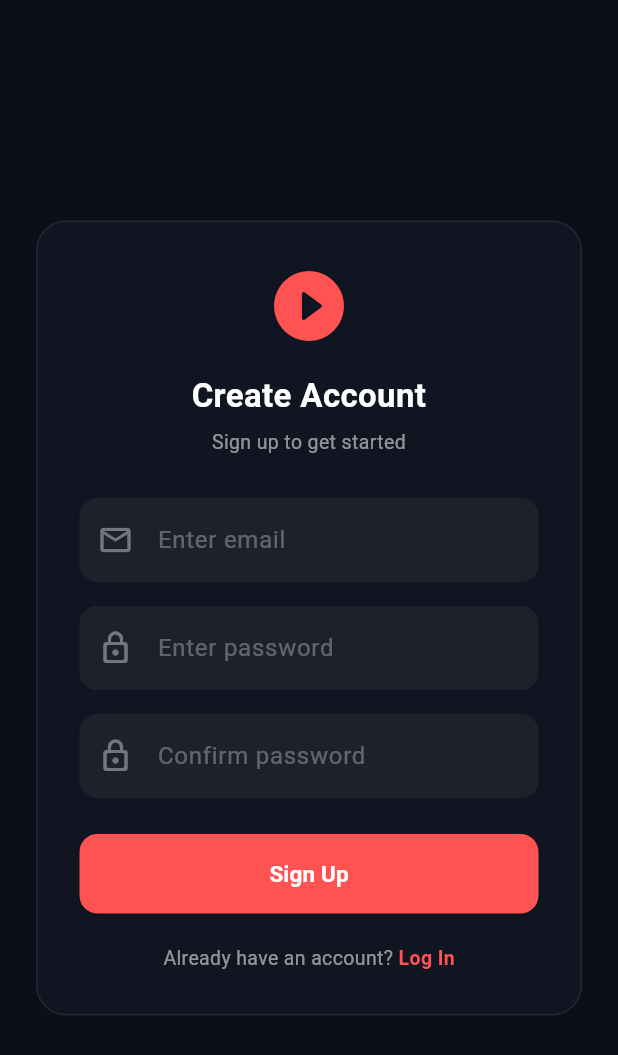
After one commit to BilalKhalifa/tube_lens_frontend, a Flutter app: the screen it shows after launch, after a tap on "Log In", after a tap on "Register", on a phone screen of 412 x 824 dp. The commit adds this screen. Shown: the top 1055 px of the screen. Run offline on Flutter 3.47's test engine with Material 3 defaults, Android fonts, the phone set to English and light mode, and no system bars; our stand-ins replace fl_chart, hugeicons, material_symbols_icons, supabase_flutter; accounts and stored records are empty.

Commit message:
feat(auth): integrate Supabase Authentication system
- Initialize Supabase client in main.dart using publishableKey
- Implement AuthService wrapper for signUp, signIn, and signOut actions
- Build dark-themed Login and Register screens with form validations
- Route protect app navigation in app.dart based on active session state
- Add Sign Out button in profile_page.dart that wipes session history

```diff
--- a/lib/app/app.dart
+++ b/lib/app/app.dart
@@ -1,13 +1,17 @@
 import 'package:flutter/material.dart';
+import 'package:supabase_flutter/supabase_flutter.dart'; // 1. Import Supabase
+import '../features/auth/pages/login_page.dart'; // 2. Import your Login Page
 import '../features/navigation/main_navigation.dart';
 import 'routes.dart';
-// import 'theme.dart';
 
 class YTAnalyzerApp extends StatelessWidget {
   const YTAnalyzerApp({super.key});
 
   @override
   Widget build(BuildContext context) {
+    // 3. Get the current session from Supabase
+    final session = Supabase.instance.client.auth.currentSession;
+
     return MaterialApp(
       debugShowCheckedModeBanner: false,
       darkTheme: ThemeData(
@@ -15,7 +19,8 @@ class YTAnalyzerApp extends StatelessWidget {
         fontFamily: 'Noto-font',
       ),
       routes: Routes.map,
-      home: const MainNavigation(),
+      // 4. If session is not null, load MainNavigation. Otherwise, load LoginPage!
+      home: session != null ? const MainNavigation() : const LoginPage(),
     );
   }
 }
--- /dev/null
+++ b/lib/features/auth/pages/login_page.dart
@@ -0,0 +1,252 @@
+import 'package:flutter/material.dart';
+import 'package:tube_lens/features/auth/services/auth_service.dart';
+import 'package:tube_lens/features/auth/pages/register_page.dart';
+import 'package:tube_lens/features/navigation/main_navigation.dart';
+
+class LoginPage extends StatefulWidget {
+  const LoginPage({super.key});
+
+  @override
+  State<LoginPage> createState() => _LoginPageState();
+}
+
+class _LoginPageState extends State<LoginPage> {
+  final _formKey = GlobalKey<FormState>();
+  final _emailController = TextEditingController();
+  final _passwordController = TextEditingController();
+  final _authService = AuthService();
+  bool _isLoading = false;
+
+  @override
+  void dispose() {
+    // Clean up the controllers when the widget is closed
+    _emailController.dispose();
+    _passwordController.dispose();
+    super.dispose();
+  }
+
+  Future<void> _login() async {
+    // 1. Run the validator checks
+    if (!_formKey.currentState!.validate()) return;
+
+    // 2. Set loading state
+    setState(() {
+      _isLoading = true;
+    });
+
+    try {
+      // 3. Call our AuthService
+      await _authService.signIn(
+        email: _emailController.text.trim(),
+        password: _passwordController.text.trim(),
+      );
+
+      // 4. If successful, redirect to main navigation dashboard
+      if (mounted) {
+        Navigator.pushReplacement(
+          context,
+          MaterialPageRoute(builder: (_) => const MainNavigation()),
+        );
+      }
+    } catch (e) {
+      // 5. Show error SnackBar if login fails
+      if (mounted) {
+        ScaffoldMessenger.of(context).showSnackBar(
+          SnackBar(
+            backgroundColor: const Color(0xFF131926),
+            content: Text(
+              "Login Failed: ${e.toString().replaceAll("AuthException: ", "")}",
+              style: const TextStyle(color: Colors.redAccent),
+            ),
+          ),
+        );
+      }
+    } finally {
+      if (mounted) {
+        setState(() {
+          _isLoading = false;
+        });
+      }
+    }
+  }
+
+  @override
+  Widget build(BuildContext context) {
+    return Scaffold(
+      backgroundColor: const Color(0xFF0B0F1A), // TubeLens dark background
+      body: Center(
+        child: SingleChildScrollView(
+          padding: const EdgeInsets.symmetric(horizontal: 24),
+          child: Container(
+            constraints: const BoxConstraints(maxWidth: 400),
+            padding: const EdgeInsets.all(28),
+            decoration: BoxDecoration(
+              color: const Color(0xFF131926).withValues(alpha: 0.6),
+              borderRadius: BorderRadius.circular(20),
+              border: Border.all(color: Colors.white.withValues(alpha: 0.08)),
+            ),
+            child: Form(
+              key: _formKey,
+              child: Column(
+                mainAxisSize: MainAxisSize.min,
+                crossAxisAlignment: CrossAxisAlignment.stretch,
+                children: [
+                  // Icon Logo
+                  const Center(
+                    child: Icon(
+                      Icons.play_circle_fill_rounded,
+                      color: Colors.redAccent,
+                      size: 56,
+                    ),
+                  ),
+                  const SizedBox(height: 16),
+                  const Text(
+                    "Welcome back",
+                    textAlign: TextAlign.center,
+                    style: TextStyle(
+                      color: Colors.white,
+                      fontSize: 22,
+                      fontWeight: FontWeight.bold,
+                    ),
+                  ),
+                  const SizedBox(height: 6),
+                  const Text(
+                    "Log in to analyze YouTube channels",
+                    textAlign: TextAlign.center,
+                    style: TextStyle(
+                      color: Colors.white54,
+                      fontSize: 13,
+                    ),
+                  ),
+                  const SizedBox(height: 28),
+
+                  // Email Input Field
+                  TextFormField(
+                    controller: _emailController,
+                    keyboardType: TextInputType.emailAddress,
+                    style: const TextStyle(color: Colors.white),
+                    decoration: InputDecoration(
+                      hintText: "Enter email",
+                      hintStyle: const TextStyle(color: Colors.white30),
+                      prefixIcon: const Icon(Icons.email_outlined, color: Colors.white38),
+                      filled: true,
+                      fillColor: Colors.white.withValues(alpha: 0.05),
+                      border: OutlineInputBorder(
+                        borderRadius: BorderRadius.circular(12),
+                        borderSide: BorderSide.none,
+                      ),
+                      focusedBorder: OutlineInputBorder(
+                        borderRadius: BorderRadius.circular(12),
+                        borderSide: const BorderSide(color: Colors.redAccent, width: 1),
+                      ),
+                    ),
+                    validator: (value) {
+                      if (value == null || value.trim().isEmpty) {
+                        return "Please enter your email";
+                      }
+                      if (!RegExp(r'^[\w-\.]+@([\w-]+\.)+[\w-]{2,4}$').hasMatch(value)) {
+                        return "Please enter a valid email address";
+                      }
+                      return null;
+                    },
+                  ),
+                  const SizedBox(height: 16),
+
+                  // Password Input Field
+                  TextFormField(
+                    controller: _passwordController,
+                    obscureText: true,
+                    style: const TextStyle(color: Colors.white),
+                    decoration: InputDecoration(
+                      hintText: "Enter password",
+                      hintStyle: const TextStyle(color: Colors.white30),
+                      prefixIcon: const Icon(Icons.lock_outline_rounded, color: Colors.white38),
+                      filled: true,
+                      fillColor: Colors.white.withValues(alpha: 0.05),
+                      border: OutlineInputBorder(
+                        borderRadius: BorderRadius.circular(12),
+                        borderSide: BorderSide.none,
+                      ),
+                      focusedBorder: OutlineInputBorder(
+                        borderRadius: BorderRadius.circular(12),
+                        borderSide: const BorderSide(color: Colors.redAccent, width: 1),
+                      ),
+                    ),
+                    validator: (value) {
+                      if (value == null || value.isEmpty) {
+                        return "Please enter your password";
+                      }
+                      if (value.length < 6) {
+                        return "Password must be at least 6 characters";
+                      }
+                      return null;
+                    },
+                  ),
+                  const SizedBox(height: 24),
+
+                  // Login Action Button
+                  ElevatedButton(
+                    onPressed: _isLoading ? null : _login,
+                    style: ElevatedButton.styleFrom(
+                      backgroundColor: Colors.redAccent,
+                      padding: const EdgeInsets.symmetric(vertical: 16),
+                      shape: RoundedRectangleBorder(
+                        borderRadius: BorderRadius.circular(12),
+                      ),
+                    ),
+                    child: _isLoading
+                        ? const SizedBox(
+                      height: 20,
+                      width: 20,
+                      child: CircularProgressIndicator(
+                        color: Colors.white,
+                        strokeWidth: 2,
+                      ),
+                    )
+                        : const Text(
+                      "Log In",
+                      style: TextStyle(
+                        color: Colors.white,
+                        fontWeight: FontWeight.bold,
+                        fontSize: 15,
+                      ),
+                    ),
+                  ),
+                  const SizedBox(height: 20),
+
+                  // Toggle link to register
+                  Row(
+                    mainAxisAlignment: MainAxisAlignment.center,
+                    children: [
+                      const Text(
+                        "Don't have an account? ",
+                        style: TextStyle(color: Colors.white54, fontSize: 13),
+                      ),
+                      GestureDetector(
+                        onTap: () {
+                          // Slide/Push to register screen
+                          Navigator.push(
+                            context,
+                            MaterialPageRoute(builder: (_) => const RegisterPage()),
+                          );
+                        },
+                        child: const Text(
+                          "Register",
+                          style: TextStyle(
+                            color: Colors.redAccent,
+                            fontWeight: FontWeight.bold,
+                            fontSize: 13,
+                          ),
+                        ),
+                      ),
+                    ],
+                  ),
+                ],
+              ),
+            ),
+          ),
+        ),
+      ),
+    );
+  }
+}
--- /dev/null
+++ b/lib/features/auth/pages/register_page.dart
@@ -0,0 +1,277 @@
+import 'package:flutter/material.dart';
+import 'package:tube_lens/features/auth/services/auth_service.dart';
+
+class RegisterPage extends StatefulWidget {
+  const RegisterPage({super.key});
+
+  @override
+  State<RegisterPage> createState() => _RegisterPageState();
+}
+
+class _RegisterPageState extends State<RegisterPage> {
+  final _formKey = GlobalKey<FormState>();
+  final _emailController = TextEditingController();
+  final _passwordController = TextEditingController();
+  final _confirmPasswordController = TextEditingController();
+  final _authService = AuthService();
+  bool _isLoading = false;
+
+  @override
+  void dispose() {
+    _emailController.dispose();
+    _passwordController.dispose();
+    _confirmPasswordController.dispose();
+    super.dispose();
+  }
+
+  Future<void> _register() async {
+    if (!_formKey.currentState!.validate()) return;
+
+    setState(() {
+      _isLoading = true;
+    });
+
+    try {
+      await _authService.signUp(
+        email: _emailController.text.trim(),
+        password: _passwordController.text.trim(),
+      );
+
+      if (mounted) {
+        // Show success and send back to login (or directly to app)
+        ScaffoldMessenger.of(context).showSnackBar(
+          const SnackBar(
+            backgroundColor: Color(0xFF131926),
+            content: Text(
+              "Registration successful! Please check your email for confirmation.",
+              style: TextStyle(color: Colors.greenAccent),
+            ),
+          ),
+        );
+        Navigator.pop(context); // Go back to login screen
+      }
+    } catch (e) {
+      if (mounted) {
+        ScaffoldMessenger.of(context).showSnackBar(
+          SnackBar(
+            backgroundColor: const Color(0xFF131926),
+            content: Text(
+              "Registration Failed: ${e.toString().replaceAll("AuthException: ", "")}",
+              style: const TextStyle(color: Colors.redAccent),
+            ),
+          ),
+        );
+      }
+    } finally {
+      if (mounted) {
+        setState(() {
+          _isLoading = false;
+        });
+      }
+    }
+  }
+
+  @override
+  Widget build(BuildContext context) {
+    return Scaffold(
+      backgroundColor: const Color(0xFF0B0F1A),
+      body: Center(
+        child: SingleChildScrollView(
+          padding: const EdgeInsets.symmetric(horizontal: 24),
+          child: Container(
+            constraints: const BoxConstraints(maxWidth: 400),
+            padding: const EdgeInsets.all(28),
+            decoration: BoxDecoration(
+              color: const Color(0xFF131926).withValues(alpha: 0.6),
+              borderRadius: BorderRadius.circular(20),
+              border: Border.all(color: Colors.white.withValues(alpha: 0.08)),
+            ),
+            child: Form(
+              key: _formKey,
+              child: Column(
+                mainAxisSize: MainAxisSize.min,
+                crossAxisAlignment: CrossAxisAlignment.stretch,
+                children: [
+                  const Center(
+                    child: Icon(
+                      Icons.play_circle_fill_rounded,
+                      color: Colors.redAccent,
+                      size: 56,
+                    ),
+                  ),
+                  const SizedBox(height: 16),
+                  const Text(
+                    "Create Account",
+                    textAlign: TextAlign.center,
+                    style: TextStyle(
+                      color: Colors.white,
+                      fontSize: 22,
+                      fontWeight: FontWeight.bold,
+                    ),
+                  ),
+                  const SizedBox(height: 6),
+                  const Text(
+                    "Sign up to get started",
+                    textAlign: TextAlign.center,
+                    style: TextStyle(
+                      color: Colors.white54,
+                      fontSize: 13,
+                    ),
+                  ),
+                  const SizedBox(height: 28),
+
+                  // Email Field
+                  TextFormField(
+                    controller: _emailController,
+                    keyboardType: TextInputType.emailAddress,
+                    style: const TextStyle(color: Colors.white),
+                    decoration: InputDecoration(
+                      hintText: "Enter email",
+                      hintStyle: const TextStyle(color: Colors.white30),
+                      prefixIcon: const Icon(Icons.email_outlined, color: Colors.white38),
+                      filled: true,
+                      fillColor: Colors.white.withValues(alpha: 0.05),
+                      border: OutlineInputBorder(
+                        borderRadius: BorderRadius.circular(12),
+                        borderSide: BorderSide.none,
+                      ),
+                      focusedBorder: OutlineInputBorder(
+                        borderRadius: BorderRadius.circular(12),
+                        borderSide: const BorderSide(color: Colors.redAccent, width: 1),
+                      ),
+                    ),
+                    validator: (value) {
+                      if (value == null || value.trim().isEmpty) {
+                        return "Please enter your email";
+                      }
+                      if (!RegExp(r'^[\w-\.]+@([\w-]+\.)+[\w-]{2,4}$').hasMatch(value)) {
+                        return "Please enter a valid email address";
+                      }
+                      return null;
+                    },
+                  ),
+                  const SizedBox(height: 16),
+
+                  // Password Field
+                  TextFormField(
+                    controller: _passwordController,
+                    obscureText: true,
+                    style: const TextStyle(color: Colors.white),
+                    decoration: InputDecoration(
+                      hintText: "Enter password",
+                      hintStyle: const TextStyle(color: Colors.white30),
+                      prefixIcon: const Icon(Icons.lock_outline_rounded, color: Colors.white38),
+                      filled: true,
+                      fillColor: Colors.white.withValues(alpha: 0.05),
+                      border: OutlineInputBorder(
+                        borderRadius: BorderRadius.circular(12),
+                        borderSide: BorderSide.none,
+                      ),
+                      focusedBorder: OutlineInputBorder(
+                        borderRadius: BorderRadius.circular(12),
+                        borderSide: const BorderSide(color: Colors.redAccent, width: 1),
+                      ),
+                    ),
+                    validator: (value) {
+                      if (value == null || value.isEmpty) {
+                        return "Please enter a password";
+                      }
+                      if (value.length < 6) {
+                        return "Password must be at least 6 characters";
+                      }
+                      return null;
+                    },
+                  ),
+                  const SizedBox(height: 16),
+
+                  // Confirm Password Field
+                  TextFormField(
+                    controller: _confirmPasswordController,
+                    obscureText: true,
+                    style: const TextStyle(color: Colors.white),
+                    decoration: InputDecoration(
+                      hintText: "Confirm password",
+                      hintStyle: const TextStyle(color: Colors.white30),
+                      prefixIcon: const Icon(Icons.lock_outline_rounded, color: Colors.white38),
+                      filled: true,
+                      fillColor: Colors.white.withValues(alpha: 0.05),
+                      border: OutlineInputBorder(
+                        borderRadius: BorderRadius.circular(12),
+                        borderSide: BorderSide.none,
+                      ),
+                      focusedBorder: OutlineInputBorder(
+                        borderRadius: BorderRadius.circular(12),
+                        borderSide: const BorderSide(color: Colors.redAccent, width: 1),
+                      ),
+                    ),
+                    validator: (value) {
+                      if (value != _passwordController.text) {
+                        return "Passwords do not match";
+                      }
+                      return null;
+                    },
+                  ),
+                  const SizedBox(height: 24),
+
+                  // Register Button
+                  ElevatedButton(
+                    onPressed: _isLoading ? null : _register,
+                    style: ElevatedButton.styleFrom(
+                      backgroundColor: Colors.redAccent,
+                      padding: const EdgeInsets.symmetric(vertical: 16),
+                      shape: RoundedRectangleBorder(
+                        borderRadius: BorderRadius.circular(12),
+                      ),
+                    ),
+                    child: _isLoading
+                        ? const SizedBox(
+                      height: 20,
+                      width: 20,
+                      child: CircularProgressIndicator(
+                        color: Colors.white,
+                        strokeWidth: 2,
+                      ),
+                    )
+                        : const Text(
+                      "Sign Up",
+                      style: TextStyle(
+                        color: Colors.white,
+                        fontWeight: FontWeight.bold,
+                        fontSize: 15,
+                      ),
+                    ),
+                  ),
+                  const SizedBox(height: 20),
+
+                  // Go back to Login
+                  Row(
+                    mainAxisAlignment: MainAxisAlignment.center,
+                    children: [
+                      const Text(
+                        "Already have an account? ",
+                        style: TextStyle(color: Colors.white54, fontSize: 13),
+                      ),
+                      GestureDetector(
+                        onTap: () {
+                          Navigator.pop(context); // Goes back to Login screen
+                        },
+                        child: const Text(
+                          "Log In",
+                          style: TextStyle(
+                            color: Colors.redAccent,
+                            fontWeight: FontWeight.bold,
+                            fontSize: 13,
+                          ),
+                        ),
+                      ),
+                    ],
+                  ),
+                ],
+              ),
+            ),
+          ),
+        ),
+      ),
+    );
+  }
+}
--- /dev/null
+++ b/lib/features/auth/services/auth_service.dart
@@ -0,0 +1,42 @@
+import 'package:supabase_flutter/supabase_flutter.dart';
+
+class AuthService {
+  // Grab the single instance of the Supabase Client we initialized in main.dart
+  final SupabaseClient _supabase = Supabase.instance.client;
+
+  // 1. Get the currently logged-in user details (returns null if logged out)
+  User? get currentUser => _supabase.auth.currentUser;
+
+  // 2. Get the active session (holds the active login tokens)
+  Session? get currentSession => _supabase.auth.currentSession;
+
+  // 3. Listen to authentication changes in real-time (e.g. logging in, logging out)
+  Stream<AuthState> get authStateChanges => _supabase.auth.onAuthStateChange;
+
+  // 4. Register a new user with Email and Password
+  Future<AuthResponse> signUp({
+    required String email,
+    required String password,
+  }) async {
+    return await _supabase.auth.signUp(
+      email: email,
+      password: password,
+    );
+  }
+
+  // 5. Log in an existing user with Email and Password
+  Future<AuthResponse> signIn({
+    required String email,
+    required String password,
+  }) async {
+    return await _supabase.auth.signInWithPassword(
+      email: email,
+      password: password,
+    );
+  }
+
+  // 6. Sign Out (Wipes cached session token from local storage)
+  Future<void> signOut() async {
+    await _supabase.auth.signOut();
+  }
+}
--- a/lib/main.dart
+++ b/lib/main.dart
@@ -1,6 +1,14 @@
 import 'package:flutter/material.dart';
+import 'package:supabase_flutter/supabase_flutter.dart';
 import 'package:tube_lens/app/app.dart';
 
-void main() {
+void main() async{
+  WidgetsFlutterBinding.ensureInitialized();
+
+  await Supabase.initialize(
+      url: 'https://fduxpglsgzmiomggwlei.supabase.co',
+      publishableKey: 'eyJhbGciOiJIUzI1NiIsInR5cCI6IkpXVCJ9.eyJpc3MiOiJzdXBhYmFzZSIsInJlZiI6ImZkdXhwZ2xzZ3ptaW9tZ2d3bGVpIiwicm9sZSI6ImFub24iLCJpYXQiOjE3ODM4Mjc3MjAsImV4cCI6MjA5OTQwMzcyMH0.9nZOtSTNR94XHn_ygmSuS9HIA9Wu2d3Wg0cs5LiIX0I',
+  );
+
   runApp(const YTAnalyzerApp());
 }
--- a/pubspec.yaml
+++ b/pubspec.yaml
@@ -42,7 +42,7 @@ dependencies:
   fl_chart: ^1.1.1
   flaticon_downloader: ^0.0.3
   glassy_real_navbar: ^1.0.4
-  liquid_glass_renderer: ^0.2.0-dev.4
+  supabase_flutter: ^2.16.0
 
 dev_dependencies:
   flutter_test:
```
Also changed, not shown: lib/features/navigation/main_navigation.dart (+15 -13 lines), lib/features/profile/profile_page.dart (+56 -0 lines), pubspec.lock, 5 other files.
